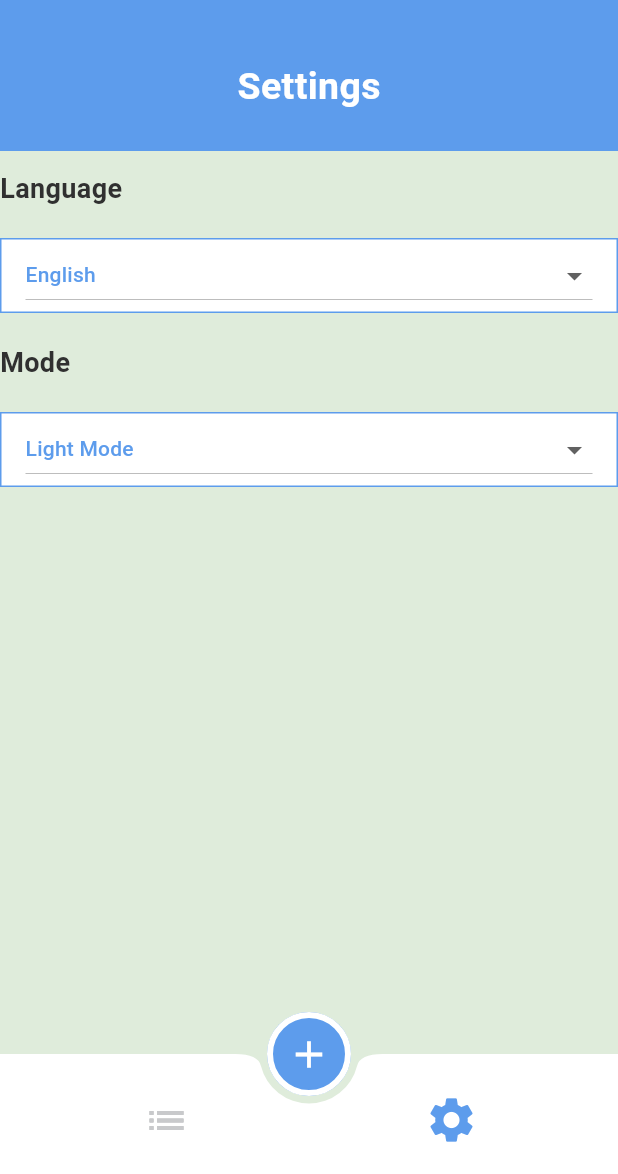
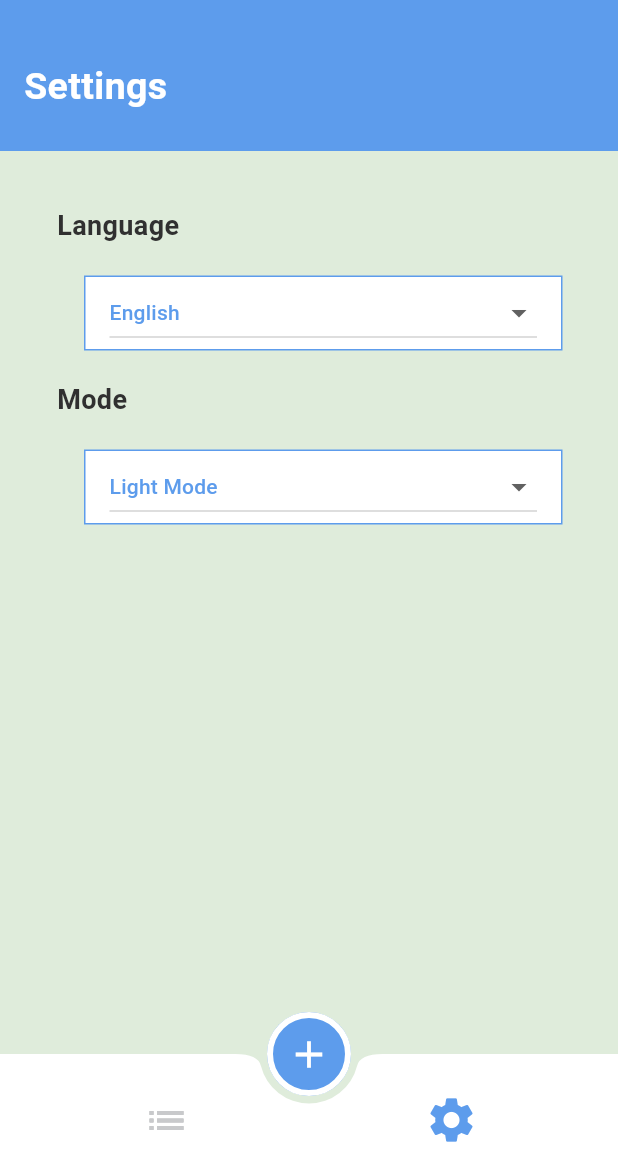
Before and after one commit to Mariamshahir/todo_app, a Flutter app: the screen it shows after launch, item 2 of the bottom bar chosen, on a phone screen of 412 x 824 dp, the part 62-1236 px from its top. Run offline on Flutter 3.47's test engine with Material 3 defaults, Android fonts, the phone set to English and light mode, and no system bars; our stand-ins replace cloud_firestore, easy_date_timeline, firebase_core, shared_preferences; accounts and stored records are empty; generated files the repository leaves out were written again.

Commit message:
Finished settings tap.

```diff
--- a/lib/taps/settings_tap.dart
+++ b/lib/taps/settings_tap.dart
@@ -41,20 +41,30 @@ class _SettingsState extends State<Settings> {
                   ),
                   Padding(
                     padding: EdgeInsets.symmetric(vertical: 25, horizontal: 16),
-                    child: Center(
-                      child: Text(context.getLocalizations.settings, style: AppTheme.titleSetting.copyWith(color: AppColors.white)),
-                    ),
+                    child: Text(context.getLocalizations.settings, style: AppTheme.titleSetting.copyWith(color: AppColors.white)),
                   ),
                 ],
               ),
               SizedBox(height: 12,),
-              Text(context.getLocalizations.language, style: AppTheme.title),
+              Padding(
+                padding: const EdgeInsets.only(top: 25,left: 38),
+                child: Text(context.getLocalizations.language, style: AppTheme.title),
+              ),
               SizedBox(height: 20,),
-              buildLanguageDropDownButton(),
+              Padding(
+                padding: const EdgeInsets.only(left: 56,right: 37),
+                child: buildLanguageDropDownButton(),
+              ),
               SizedBox(height: 20,),
-              Text(context.getLocalizations.mode, style: AppTheme.title),
+              Padding(
+                padding: const EdgeInsets.only(left: 38),
+                child: Text(context.getLocalizations.mode, style: AppTheme.title),
+              ),
               SizedBox(height: 20,),
-              buildLanguageDropDownButton2(),
+              Padding(
+                padding: const EdgeInsets.only(left: 56,right: 37),
+                child: buildLanguageDropDownButton2(),
+              ),
             ],
           ),
         ),
```
